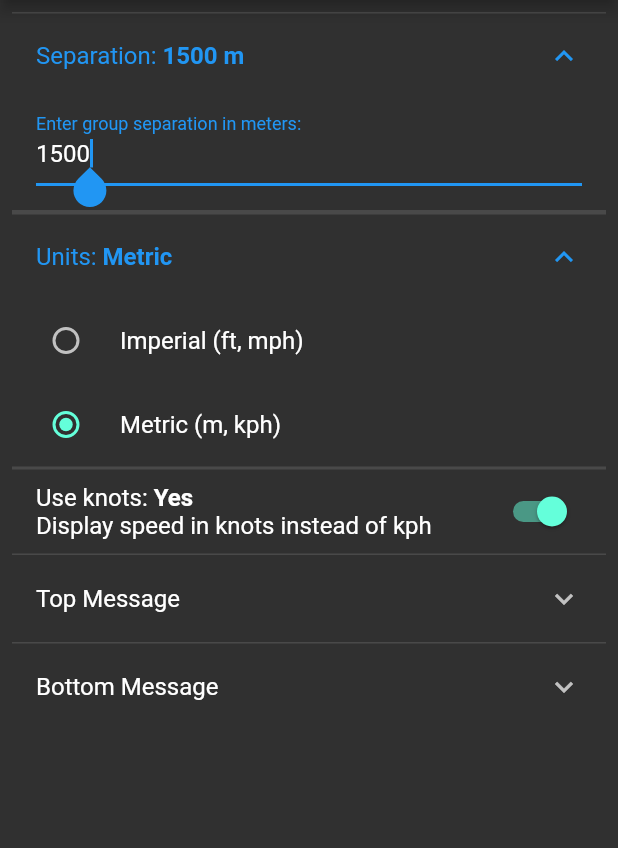
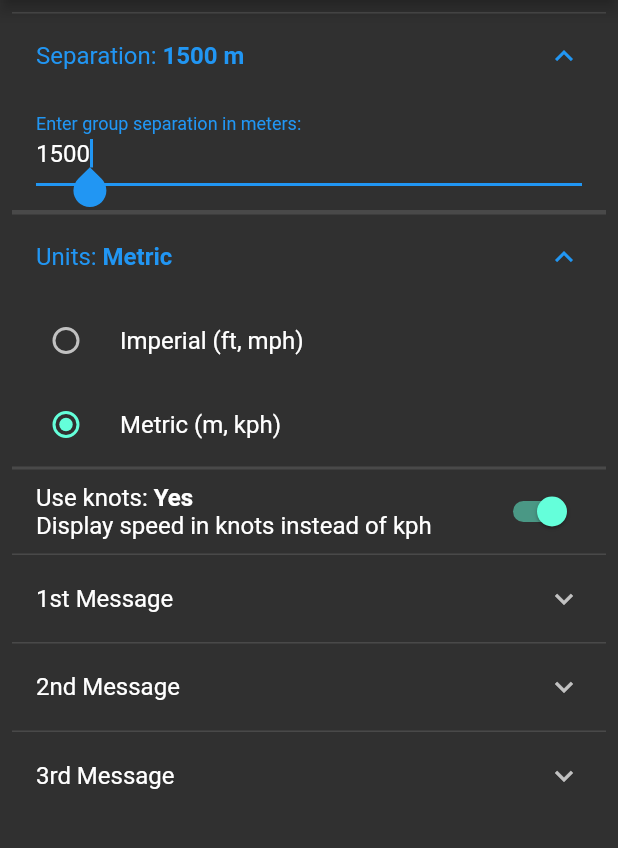
Before and after one commit to BenLussier/exitcount, a Flutter app: the SettingsPage screen opened by its route, after a tap on "Separation:", after a tap on "Units:", after a tap on "Metric (m, kph)", on a phone screen of 412 x 824 dp, the part 84-932 px from its top. Run offline on Flutter 3.47's test engine with Material 2 defaults, Android fonts, the phone set to English and light mode, and no system bars; our stand-ins replace auto_size_text, flutter_bloc, geolocator, hydrated_bloc, wakelock.

Commit message:
add middle message

```diff
--- a/lib/app_settings.dart
+++ b/lib/app_settings.dart
@@ -8,6 +8,7 @@ class AppSettings {
   Units? units;
   bool useKnots;
   String topMsg;
+  String middleMsg;
   String bottomMsg;
 
   AppSettings({
@@ -15,6 +16,7 @@ class AppSettings {
     required this.units,
     required this.useKnots,
     required this.topMsg,
+    required this.middleMsg,
     required this.bottomMsg,
   });
 }
--- a/lib/app_settings_cubit.dart
+++ b/lib/app_settings_cubit.dart
@@ -9,16 +9,18 @@ class AppSettingsCubit extends HydratedCubit<AppSettings> {
           units: Units.Imperial,
           useKnots: true,
           topMsg: 'ONLY Vaild @ Green Light',
-          bottomMsg: 'Lg Groups (6+) 1.5x Time',
+          middleMsg: 'Lg Groups (6+) 1.5x Time',
+          bottomMsg: 'Big Ways (10+) 2x Time',
         ));
 
   @override
   AppSettings fromJson(Map<String, dynamic> json) => AppSettings(
-        smGroupDistance: json['smGroupDistance'],
-        units: Units.values[json['units']],
-        useKnots: json['useKnots'],
-        topMsg: json['topMsg'],
-        bottomMsg: json['bottomMsg'],
+        smGroupDistance: json['smGroupDistance'] ?? 1500,
+        units: Units.values[json['units'] ?? Units.Imperial],
+        useKnots: json['useKnots'] ?? true,
+        topMsg: json['topMsg'] ?? 'ONLY Vaild @ Green Light',
+        middleMsg: json['middleMsg'] ?? 'Lg Groups (6+) 1.5x Time',
+        bottomMsg: json['bottomMsg'] ?? 'Big Ways (10+) 2x Time',
       );
 
   @override
@@ -27,6 +29,7 @@ class AppSettingsCubit extends HydratedCubit<AppSettings> {
         'units': state.units?.index,
         'useKnots': state.useKnots,
         'topMsg': state.topMsg,
+        'middleMsg': state.middleMsg,
         'bottomMsg': state.bottomMsg,
       };
 
@@ -36,6 +39,7 @@ class AppSettingsCubit extends HydratedCubit<AppSettings> {
       units: state.units,
       useKnots: state.useKnots,
       topMsg: state.topMsg,
+      middleMsg: state.middleMsg,
       bottomMsg: state.bottomMsg,
     );
     newState.smGroupDistance = dist;
@@ -48,6 +52,7 @@ class AppSettingsCubit extends HydratedCubit<AppSettings> {
       units: state.units,
       useKnots: state.useKnots,
       topMsg: state.topMsg,
+      middleMsg: state.middleMsg,
       bottomMsg: state.bottomMsg,
     );
     newState.units = units;
@@ -60,6 +65,7 @@ class AppSettingsCubit extends HydratedCubit<AppSettings> {
       units: state.units,
       useKnots: state.useKnots,
       topMsg: state.topMsg,
+      middleMsg: state.middleMsg,
       bottomMsg: state.bottomMsg,
     );
     newState.useKnots = use;
@@ -72,9 +78,23 @@ class AppSettingsCubit extends HydratedCubit<AppSettings> {
       units: state.units,
       useKnots: state.useKnots,
       topMsg: state.topMsg,
+      middleMsg: state.middleMsg,
       bottomMsg: state.bottomMsg,
     );
     newState.topMsg = msg;
+    emit(newState);
+  }
+
+  void setMiddleMsg(String msg) {
+    AppSettings newState = AppSettings(
+      smGroupDistance: state.smGroupDistance,
+      units: state.units,
+      useKnots: state.useKnots,
+      topMsg: state.topMsg,
+      middleMsg: state.middleMsg,
+      bottomMsg: state.bottomMsg,
+    );
+    newState.middleMsg = msg;
     emit(newState);
   }
 
@@ -84,6 +104,7 @@ class AppSettingsCubit extends HydratedCubit<AppSettings> {
       units: state.units,
       useKnots: state.useKnots,
       topMsg: state.topMsg,
+      middleMsg: state.middleMsg,
       bottomMsg: state.bottomMsg,
     );
     newState.bottomMsg = msg;
--- a/lib/home_page.dart
+++ b/lib/home_page.dart
@@ -31,17 +31,13 @@ class _MyHomePageState extends State<MyHomePage> {
             padding: const EdgeInsets.all(16),
             child: Column(
               children: <Widget>[
-                // Expanded(
-                //   flex: 5,
-                //   child: SpeedWidget(),
-                // ),
                 SpeedWidget(),
+                if (state.topMsg != '')
+                  // TOP MSG
                   Expanded(
-                  child: Column(
-                    mainAxisAlignment: MainAxisAlignment.center,
-                    children: <Widget>[
-                      // TOP MESSAGE
-                      AutoSizeText(
+                    flex: 1,
+                    child: Center(
+                      child: AutoSizeText(
                         state.topMsg,
                         textAlign: TextAlign.center,
                         style: TextStyle(
@@ -53,14 +49,47 @@ class _MyHomePageState extends State<MyHomePage> {
                         maxFontSize: 100,
                         maxLines: 4,
                       ),
+                    ),
+                  ),
+                if (state.topMsg != '')
                   Divider(
                     height: 32,
                     thickness: 3,
                     indent: 0,
                     endIndent: 0,
                   ),
-                      // BOT MESSAGE
-                      AutoSizeText(
+                if (state.middleMsg != '')
+                  // MID MSG
+                  Expanded(
+                    flex: 1,
+                    child: Center(
+                      child: AutoSizeText(
+                        state.middleMsg,
+                        textAlign: TextAlign.center,
+                        style: TextStyle(
+                          color: Colors.grey,
+                          fontSize: 60,
+                          fontWeight: FontWeight.w700,
+                        ),
+                        minFontSize: 10,
+                        maxFontSize: 100,
+                        maxLines: 4,
+                      ),
+                    ),
+                  ),
+                if (state.bottomMsg != '')
+                  Divider(
+                    height: 32,
+                    thickness: 3,
+                    indent: 0,
+                    endIndent: 0,
+                  ),
+                if (state.bottomMsg != '')
+                  // BOT MSG
+                  Expanded(
+                    flex: 1,
+                    child: Center(
+                      child: AutoSizeText(
                         state.bottomMsg,
                         textAlign: TextAlign.center,
                         style: TextStyle(
@@ -72,7 +101,6 @@ class _MyHomePageState extends State<MyHomePage> {
                         maxFontSize: 100,
                         maxLines: 4,
                       ),
-                    ],
                     ),
                   ),
               ],
--- a/lib/settings_page.dart
+++ b/lib/settings_page.dart
@@ -134,13 +134,13 @@ class _SettingsState extends State<SettingsPage> {
                 endIndent: 0,
               ),
               ExpansionTile(
-                title: Text('Top Message'),
+                title: Text('1st Message'),
                 children: [
                   Container(
                     padding: const EdgeInsets.fromLTRB(16, 0, 16, 16),
                     child: TextFormField(
                       decoration:
-                          InputDecoration(labelText: 'Enter top message:'),
+                          InputDecoration(labelText: 'Enter 1st message:'),
                       initialValue: state.topMsg,
                       autofocus: true,
                       onChanged: (input) {
@@ -157,13 +157,36 @@ class _SettingsState extends State<SettingsPage> {
                 endIndent: 0,
               ),
               ExpansionTile(
-                title: Text('Bottom Message'),
+                title: Text('2nd Message'),
                 children: [
                   Container(
                     padding: const EdgeInsets.fromLTRB(16, 0, 16, 16),
                     child: TextFormField(
                       decoration:
-                          InputDecoration(labelText: 'Enter bottom message:'),
+                          InputDecoration(labelText: 'Enter 2nd message:'),
+                      initialValue: state.middleMsg,
+                      autofocus: true,
+                      onChanged: (input) {
+                        context.read<AppSettingsCubit>().setMiddleMsg(input);
+                      },
+                    ),
+                  ),
+                ],
+              ),
+              const Divider(
+                height: 1,
+                thickness: 1,
+                indent: 0,
+                endIndent: 0,
+              ),
+              ExpansionTile(
+                title: Text('3rd Message'),
+                children: [
+                  Container(
+                    padding: const EdgeInsets.fromLTRB(16, 0, 16, 16),
+                    child: TextFormField(
+                      decoration:
+                          InputDecoration(labelText: 'Enter 3rd message:'),
                       initialValue: state.bottomMsg,
                       autofocus: true,
                       onChanged: (input) {
```
Also changed, not shown: lib/speed.dart (+0 -12 lines). Lines whose indentation alone changed are shown as unchanged.
